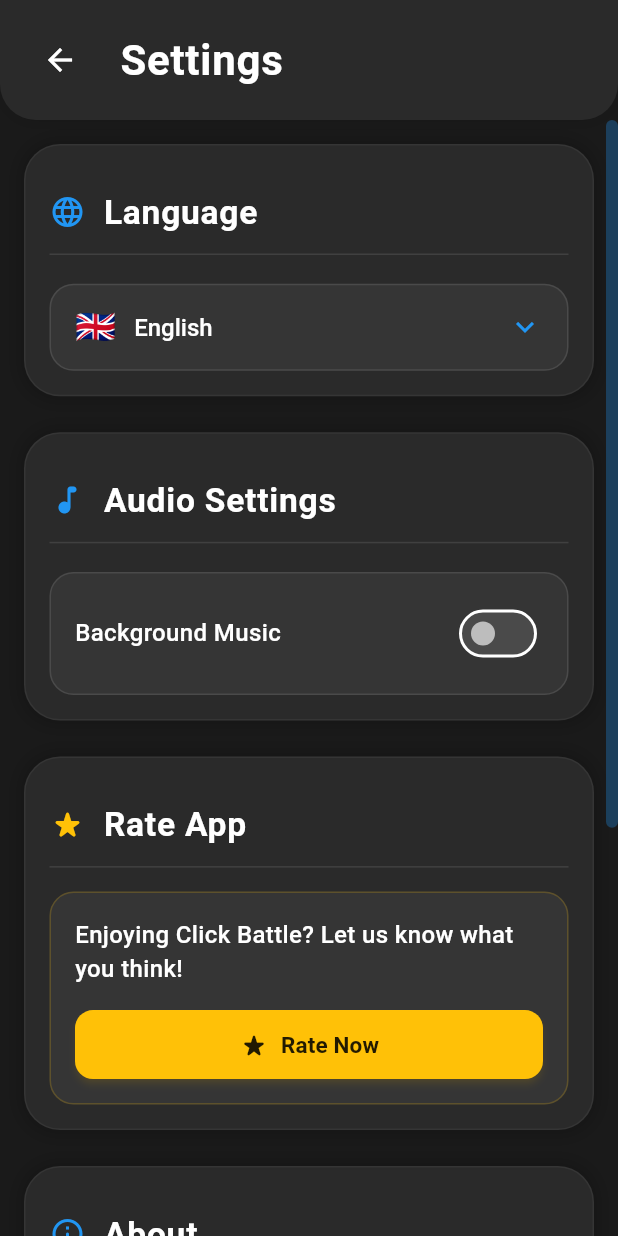
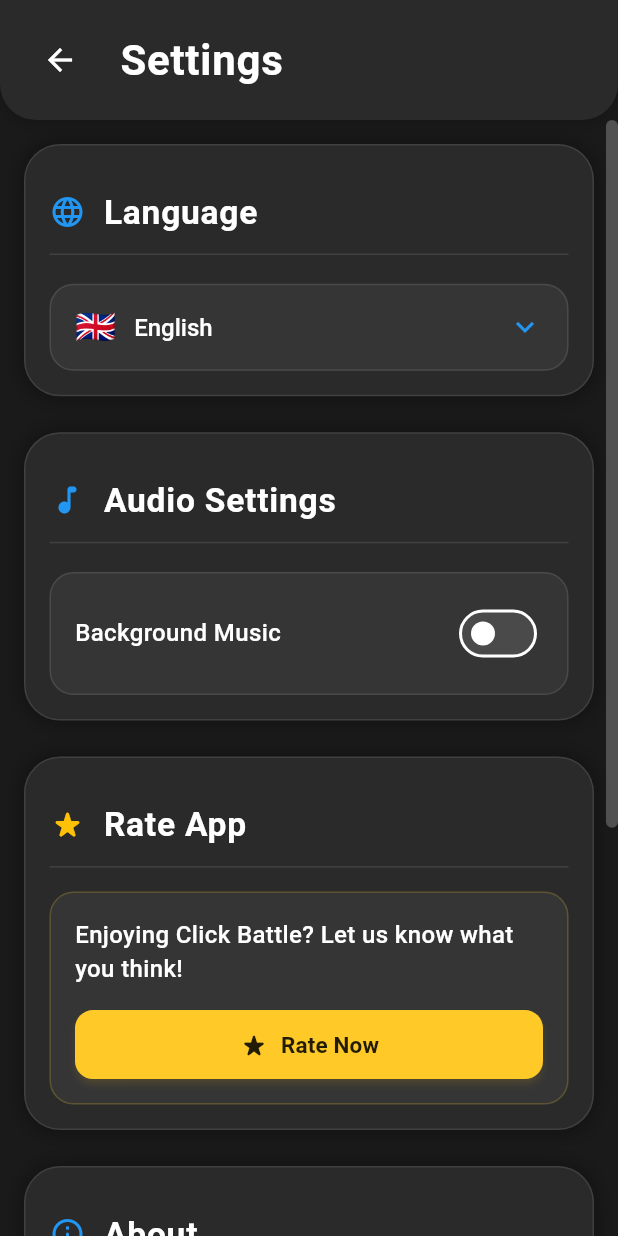
Before and after one commit to mustafaberat/click-battle-game, a Flutter app: the SettingsScreen screen opened by its route, on a phone screen of 412 x 824 dp. Run offline on Flutter 3.47's test engine with Material 3 defaults, Android fonts, the phone set to English and light mode, and no system bars; our stand-ins replace in_app_review, just_audio, shared_preferences; accounts and stored records are empty.

Commit message:
make custom scroolbar to component to reuse

```diff
--- /dev/null
+++ b/lib/components/custom_scrollbar.dart
@@ -0,0 +1,31 @@
+import 'package:flutter/material.dart';
+import 'package:clickbattle/constants/app_colors.dart';
+
+class CustomScrollbar extends StatelessWidget {
+  final ScrollController controller;
+  final Widget child;
+  final double thickness;
+  final double radius;
+  final bool isVisible;
+
+  const CustomScrollbar({
+    Key? key,
+    required this.controller,
+    required this.child,
+    this.thickness = 8,
+    this.radius = 20,
+    this.isVisible = true,
+  }) : super(key: key);
+
+  @override
+  Widget build(BuildContext context) {
+    return RawScrollbar(
+      controller: controller,
+      thumbColor: AppColors.white24,
+      radius: Radius.circular(radius),
+      thickness: thickness,
+      thumbVisibility: isVisible,
+      child: child,
+    );
+  }
+}
--- a/lib/constants/app_colors.dart
+++ b/lib/constants/app_colors.dart
@@ -0,0 +1,58 @@
+import 'package:flutter/material.dart';
+
+class AppColors {
+  // Primary Colors
+  static const Color primaryBlue = Color(0xFF2196F3);    // Main action color
+  static const Color primaryRed = Color(0xFFEF5350);     // Competition/Multiplayer color
+  static const Color primaryOrange = Color(0xFFFFA726);   // Time-related color
+
+  // Background Colors
+  static const Color background = Color(0xFF1A1A1A);     // Main background
+  static const Color cardBackground = Color(0xFF2A2A2A);  // Card/Surface background
+  static const Color overlayBackground = Color(0xFF212121); // Modal/Overlay background
+
+  // Accent Colors
+  static const Color accentGreen = Color(0xFF66BB6A);    // Success/Progress color
+  static const Color accentAmber = Color(0xFFFFCA28);    // Warning/Star color
+  static const Color accent = primaryBlue;               // Legacy support
+  static const Color primary = background;               // Legacy support
+
+  // Game Colors
+  static const Color player1 = primaryBlue;
+  static const Color player2 = primaryRed;
+  static const Color timeMode = primaryOrange;
+  static const Color scoreMode = accentGreen;
+
+  // State Colors
+  static Color hoveredBlue = primaryBlue.withOpacity(0.8);
+  static Color hoveredRed = primaryRed.withOpacity(0.8);
+  static Color hoveredOrange = primaryOrange.withOpacity(0.8);
+  static Color hoveredGreen = accentGreen.withOpacity(0.8);
+
+  // Difficulty Colors
+  static const Color hardMode = primaryRed;
+
+  // Utility Colors
+  static const Color white = Colors.white;
+  static final Color white70 = Colors.white.withOpacity(0.7);
+  static final Color white38 = Colors.white.withOpacity(0.38);
+  static final Color white24 = Colors.white.withOpacity(0.24);
+  static final Color white10 = Colors.white.withOpacity(0.1);
+  static final Color white05 = Colors.white.withOpacity(0.05);
+
+  // Shadow Colors
+  static final Color shadowDark = Colors.black.withOpacity(0.3);
+  static final Color shadowLight = Colors.white.withOpacity(0.1);
+  static final Color shadowMedium = Colors.black.withOpacity(0.2);
+
+  // Interactive Colors
+  static final Color buttonHover = primaryBlue.withOpacity(0.8);
+  static final Color buttonPressed = primaryBlue.withOpacity(0.6);
+  static final Color buttonDisabled = Colors.grey.withOpacity(0.3);
+
+  // Amber Theme Colors
+  static final Color amberHover = accentAmber.withOpacity(0.8);
+  static final Color amberPressed = accentAmber.withOpacity(0.6);
+  static final Color amberShadow = accentAmber.withOpacity(0.2);
+  static final Color amberOverlay = accentAmber.withOpacity(0.3);
+}
--- a/lib/main.dart
+++ b/lib/main.dart
@@ -11,6 +11,7 @@ import 'package:clickbattle/styles/app_styles.dart';
 import 'package:clickbattle/services/audio_service.dart';
 import 'package:clickbattle/services/localization_service.dart';
 import 'package:flutter/foundation.dart';
+import 'package:clickbattle/constants/app_colors.dart';
 
 void main() async {
   WidgetsFlutterBinding.ensureInitialized();
--- a/lib/screens/game/game_styles.dart
+++ b/lib/screens/game/game_styles.dart
@@ -1,5 +1,6 @@
 import 'package:flutter/material.dart';
 import 'package:clickbattle/styles/app_styles.dart';
+import 'package:clickbattle/constants/app_colors.dart';
 
 class GameStyles {
   static TextStyle difficultyText(BuildContext context) => AppTextStyles.heading(context);
--- a/lib/screens/mode_selection/mode_selection_screen.dart
+++ b/lib/screens/mode_selection/mode_selection_screen.dart
@@ -2,6 +2,8 @@ import 'package:flutter/material.dart';
 import 'package:provider/provider.dart';
 import 'package:clickbattle/styles/app_styles.dart';
 import 'package:clickbattle/services/localization_service.dart';
+import 'package:clickbattle/constants/app_colors.dart';
+import 'package:clickbattle/components/custom_scrollbar.dart';
 
 class ModeSelectionScreen extends StatefulWidget {
   const ModeSelectionScreen({Key? key}) : super(key: key);
@@ -84,12 +86,8 @@ class _ModeSelectionScreenState extends State<ModeSelectionScreen> {
 
             // Content
             Expanded(
-              child: RawScrollbar(
+              child: CustomScrollbar(
                 controller: _scrollController,
-                thumbColor: Colors.white.withOpacity(0.3),
-                radius: const Radius.circular(20),
-                thickness: 8,
-                thumbVisibility: true,
                 child: ListView(
                   controller: _scrollController,
                   padding: EdgeInsets.symmetric(
--- a/lib/screens/settings/settings_screen.dart
+++ b/lib/screens/settings/settings_screen.dart
@@ -6,6 +6,8 @@ import 'package:clickbattle/services/audio_service.dart';
 import 'package:clickbattle/services/localization_service.dart';
 import 'package:clickbattle/constants/app_strings.dart';
 import 'package:in_app_review/in_app_review.dart';
+import 'package:clickbattle/constants/app_colors.dart';
+import 'package:clickbattle/components/custom_scrollbar.dart';
 
 class SettingsScreen extends StatefulWidget {
   const SettingsScreen({Key? key}) : super(key: key);
@@ -48,7 +50,7 @@ class _SettingsScreenState extends State<SettingsScreen> {
               : Colors.transparent,
           borderRadius: BorderRadius.circular(16),
           border: Border.all(
-            color: isSelected ? AppColors.accent : Colors.white24,
+            color: isSelected ? AppColors.accent : AppColors.white24,
             width: isSelected ? 2 : 1,
           ),
         ),
@@ -64,7 +66,7 @@ class _SettingsScreenState extends State<SettingsScreen> {
               languageName,
               textAlign: TextAlign.center,
               style: TextStyle(
-                color: isSelected ? Colors.white : Colors.white70,
+                color: isSelected ? AppColors.white : AppColors.white70,
                 fontSize: 14,
                 fontWeight: isSelected ? FontWeight.bold : FontWeight.normal,
               ),
@@ -96,7 +98,7 @@ class _SettingsScreenState extends State<SettingsScreen> {
                 ),
                 boxShadow: [
                   BoxShadow(
-                    color: Colors.black.withOpacity(0.1),
+                    color: AppColors.shadowMedium,
                     blurRadius: 8,
                     offset: Offset(0, 2),
                   ),
@@ -113,6 +115,7 @@ class _SettingsScreenState extends State<SettingsScreen> {
                     localizationService.getText('settings'),
                     style: AppTextStyles.heading(context).copyWith(
                       fontSize: AppDimensions.titleFontSize(context),
+                      color: AppColors.white,
                     ),
                   ),
                 ],
@@ -121,12 +124,8 @@ class _SettingsScreenState extends State<SettingsScreen> {
 
             // Scrollable content
             Expanded(
-              child: RawScrollbar(
+              child: CustomScrollbar(
                 controller: _scrollController,
-                thumbColor: AppColors.accent.withOpacity(0.3),
-                radius: const Radius.circular(20),
-                thickness: 8,
-                thumbVisibility: true,
                 child: ListView(
                   controller: _scrollController,
                   padding: EdgeInsets.all(AppDimensions.padding(context)),
@@ -139,12 +138,12 @@ class _SettingsScreenState extends State<SettingsScreen> {
                         color: AppColors.cardBackground,
                         borderRadius: BorderRadius.circular(24),
                         border: Border.all(
-                          color: Colors.white.withOpacity(0.05),
+                          color: AppColors.white10,
                           width: 1,
                         ),
                         boxShadow: [
                           BoxShadow(
-                            color: Colors.black.withOpacity(0.2),
+                            color: AppColors.shadowDark,
                             blurRadius: 10,
                             spreadRadius: 2,
                           ),
@@ -158,7 +157,7 @@ class _SettingsScreenState extends State<SettingsScreen> {
                             decoration: BoxDecoration(
                               border: Border(
                                 bottom: BorderSide(
-                                  color: Colors.white.withOpacity(0.1),
+                                  color: AppColors.white10,
                                   width: 1,
                                 ),
                               ),
@@ -191,10 +190,10 @@ class _SettingsScreenState extends State<SettingsScreen> {
                             padding: EdgeInsets.symmetric(
                                 horizontal: 16, vertical: 4),
                             decoration: BoxDecoration(
-                              color: Colors.white.withOpacity(0.05),
+                              color: AppColors.white05,
                               borderRadius: BorderRadius.circular(16),
                               border: Border.all(
-                                color: Colors.white.withOpacity(0.1),
+                                color: AppColors.white10,
                                 width: 1,
                               ),
                             ),
@@ -254,12 +253,12 @@ class _SettingsScreenState extends State<SettingsScreen> {
                         color: AppColors.cardBackground,
                         borderRadius: BorderRadius.circular(24),
                         border: Border.all(
-                          color: Colors.white.withOpacity(0.05),
+                          color: AppColors.white10,
                           width: 1,
                         ),
                         boxShadow: [
                           BoxShadow(
-                            color: Colors.black.withOpacity(0.2),
+                            color: AppColors.shadowDark,
                             blurRadius: 10,
                             spreadRadius: 2,
                           ),
@@ -273,7 +272,7 @@ class _SettingsScreenState extends State<SettingsScreen> {
                             decoration: BoxDecoration(
                               border: Border(
                                 bottom: BorderSide(
-                                  color: Colors.white.withOpacity(0.1),
+                                  color: AppColors.white10,
                                   width: 1,
                                 ),
                               ),
@@ -304,10 +303,10 @@ class _SettingsScreenState extends State<SettingsScreen> {
                           Container(
                             padding: EdgeInsets.all(16),
                             decoration: BoxDecoration(
-                              color: Colors.white.withOpacity(0.05),
+                              color: AppColors.white05,
                               borderRadius: BorderRadius.circular(16),
                               border: Border.all(
-                                color: Colors.white.withOpacity(0.1),
+                                color: AppColors.white10,
                                 width: 1,
                               ),
                             ),
@@ -339,10 +338,9 @@ class _SettingsScreenState extends State<SettingsScreen> {
                                         });
                                         _audioService.toggleMusic(value);
                                       },
-                                      activeColor: Colors.blue,
-                                      inactiveTrackColor:
-                                          Colors.white.withOpacity(0.1),
-                                      inactiveThumbColor: Colors.grey[400],
+                                      activeColor: AppColors.primaryBlue,
+                                      inactiveTrackColor: AppColors.white10,
+                                      inactiveThumbColor: AppColors.white38,
                                     ),
                                   ],
                                 ),
@@ -367,12 +365,10 @@ class _SettingsScreenState extends State<SettingsScreen> {
                                                 RoundSliderOverlayShape(
                                               overlayRadius: 16,
                                             ),
-                                            activeTrackColor: Colors.blue,
-                                            inactiveTrackColor:
-                                                Colors.white.withOpacity(0.1),
-                                            thumbColor: Colors.blue,
-                                            overlayColor:
-                                                Colors.blue.withOpacity(0.2),
+                                            activeTrackColor: AppColors.primaryBlue,
+                                            inactiveTrackColor: AppColors.white10,
+                                            thumbColor: AppColors.primaryBlue,
+                                            overlayColor: AppColors.primaryBlue.withOpacity(0.2),
                                           ),
                                           child: Slider(
                                             value: _volume,
@@ -409,12 +405,12 @@ class _SettingsScreenState extends State<SettingsScreen> {
                         color: AppColors.cardBackground,
                         borderRadius: BorderRadius.circular(24),
                         border: Border.all(
-                          color: Colors.white.withOpacity(0.05),
+                          color: AppColors.white10,
                           width: 1,
                         ),
                         boxShadow: [
                           BoxShadow(
-                            color: Colors.black.withOpacity(0.2),
+                            color: AppColors.shadowDark,
                             blurRadius: 10,
                             spreadRadius: 2,
                           ),
@@ -428,7 +424,7 @@ class _SettingsScreenState extends State<SettingsScreen> {
                             decoration: BoxDecoration(
                               border: Border(
                                 bottom: BorderSide(
-                                  color: Colors.white.withOpacity(0.1),
+                                  color: AppColors.white10,
                                   width: 1,
                                 ),
                               ),
@@ -459,10 +455,10 @@ class _SettingsScreenState extends State<SettingsScreen> {
                             padding: EdgeInsets.symmetric(
                                 vertical: 16, horizontal: 16),
                             decoration: BoxDecoration(
-                              color: Colors.white.withOpacity(0.05),
+                              color: AppColors.white05,
                               borderRadius: BorderRadius.circular(16),
                               border: Border.all(
-                                color: Colors.amber.withOpacity(0.2),
+                                color: AppColors.amberShadow,
                                 width: 1,
                               ),
                             ),
@@ -494,13 +490,11 @@ class _SettingsScreenState extends State<SettingsScreen> {
                                       }
                                     },
                                     style: ElevatedButton.styleFrom(
-                                      backgroundColor: Colors.amber,
+                                      backgroundColor: AppColors.accentAmber,
                                       foregroundColor: Colors.black87,
                                       elevation: 2,
-                                      shadowColor:
-                                          Colors.amber.withOpacity(0.3),
-                                      padding:
-                                          EdgeInsets.symmetric(horizontal: 20),
+                                      shadowColor: AppColors.amberOverlay,
+                                      padding: EdgeInsets.symmetric(horizontal: 20),
                                       shape: RoundedRectangleBorder(
                                         borderRadius: BorderRadius.circular(12),
                                       ),
@@ -539,12 +533,12 @@ class _SettingsScreenState extends State<SettingsScreen> {
                         color: AppColors.cardBackground,
                         borderRadius: BorderRadius.circular(24),
                         border: Border.all(
-                          color: Colors.white.withOpacity(0.05),
+                          color: AppColors.white10,
                           width: 1,
                         ),
                         boxShadow: [
                           BoxShadow(
-                            color: Colors.black.withOpacity(0.2),
+                            color: AppColors.shadowDark,
                             blurRadius: 10,
                             spreadRadius: 2,
                           ),
@@ -558,7 +552,7 @@ class _SettingsScreenState extends State<SettingsScreen> {
                             decoration: BoxDecoration(
                               border: Border(
                                 bottom: BorderSide(
-                                  color: Colors.white.withOpacity(0.1),
+                                  color: AppColors.white10,
                                   width: 1,
                                 ),
                               ),
@@ -589,10 +583,10 @@ class _SettingsScreenState extends State<SettingsScreen> {
                             padding: EdgeInsets.symmetric(
                                 horizontal: 16, vertical: 4),
                             decoration: BoxDecoration(
-                              color: Colors.white.withOpacity(0.05),
+                              color: AppColors.white05,
                               borderRadius: BorderRadius.circular(16),
                               border: Border.all(
-                                color: Colors.white.withOpacity(0.1),
+                                color: AppColors.white10,
                                 width: 1,
                               ),
                             ),
@@ -603,52 +597,52 @@ class _SettingsScreenState extends State<SettingsScreen> {
                                   title: Text(
                                     localizationService.getText('game'),
                                     style: TextStyle(
-                                      color: Colors.white70,
+                                      color: AppColors.white70,
                                       fontSize: 16,
                                     ),
                                   ),
                                   trailing: Text(
                                     localizationService.getText('clickBattle'),
                                     style: TextStyle(
-                                      color: Colors.white,
+                                      color: AppColors.white,
                                       fontSize: 16,
                                       fontWeight: FontWeight.w500,
                                     ),
                                   ),
                                 ),
-                                Divider(color: Colors.white.withOpacity(0.1)),
+                                Divider(color: AppColors.white10),
                                 ListTile(
                                   contentPadding: EdgeInsets.zero,
                                   title: Text(
                                     localizationService.getText('version'),
                                     style: TextStyle(
-                                      color: Colors.white70,
+                                      color: AppColors.white70,
                                       fontSize: 16,
                                     ),
                                   ),
                                   trailing: Text(
                                     '1.0.0',
                                     style: TextStyle(
-                                      color: Colors.white,
+                                      color: AppColors.white,
                                       fontSize: 16,
                                       fontWeight: FontWeight.w500,
                                     ),
                                   ),
                                 ),
-                                Divider(color: Colors.white.withOpacity(0.1)),
+                                Divider(color: AppColors.white10),
                                 ListTile(
                                   contentPadding: EdgeInsets.zero,
                                   title: Text(
                                     localizationService.getText('developedBy'),
                                     style: TextStyle(
-                                      color: Colors.white70,
+                                      color: AppColors.white70,
                                       fontSize: 16,
                                     ),
                                   ),
                                   trailing: Text(
                                     'ARU SOFT',
                                     style: TextStyle(
-                                      color: Colors.white,
+                                      color: AppColors.white,
                                       fontSize: 16,
                                       fontWeight: FontWeight.w500,
                                     ),
--- a/lib/styles/app_styles.dart
+++ b/lib/styles/app_styles.dart
@@ -1,49 +1,5 @@
 import 'package:flutter/material.dart';
-
-class AppColors {
-  // Primary Colors
-  static const Color primaryBlue = Color(0xFF2196F3);    // Main action color
-  static const Color primaryRed = Color(0xFFEF5350);     // Competition/Multiplayer color
-  static const Color primaryOrange = Color(0xFFFFA726);   // Time-related color
-
-  // Background Colors
-  static const Color background = Color(0xFF1A1A1A);     // Main background
-  static const Color cardBackground = Color(0xFF2A2A2A);  // Card/Surface background
-  static const Color overlayBackground = Color(0xFF212121); // Modal/Overlay background
-
-  // Accent Colors
-  static const Color accentGreen = Color(0xFF66BB6A);    // Success/Progress color
-  static const Color accentAmber = Color(0xFFFFCA28);    // Warning/Star color
-  static const Color accent = primaryBlue;               // Legacy support
-  static const Color primary = background;               // Legacy support
-
-  // Game Colors
-  static const Color player1 = primaryBlue;
-  static const Color player2 = primaryRed;
-  static const Color timeMode = primaryOrange;
-  static const Color scoreMode = accentGreen;
-
-  // State Colors
-  static Color hoveredBlue = primaryBlue.withOpacity(0.8);
-  static Color hoveredRed = primaryRed.withOpacity(0.8);
-  static Color hoveredOrange = primaryOrange.withOpacity(0.8);
-  static Color hoveredGreen = accentGreen.withOpacity(0.8);
-
-  // Difficulty Colors
-  static const Color hardMode = primaryRed;
-
-  // Utility Colors
-  static const Color white = Colors.white;
-  static final Color white70 = Colors.white.withOpacity(0.7);
-  static final Color white38 = Colors.white.withOpacity(0.38);
-  static final Color white24 = Colors.white.withOpacity(0.24);
-  static final Color white10 = Colors.white.withOpacity(0.1);
-  static final Color white05 = Colors.white.withOpacity(0.05);
-
-  // Shadow Colors
-  static final Color shadowDark = Colors.black.withOpacity(0.3);
-  static final Color shadowLight = Colors.white.withOpacity(0.1);
-}
+import 'package:clickbattle/constants/app_colors.dart';
 
 class AppDimensions {
   // Border Radius
```
